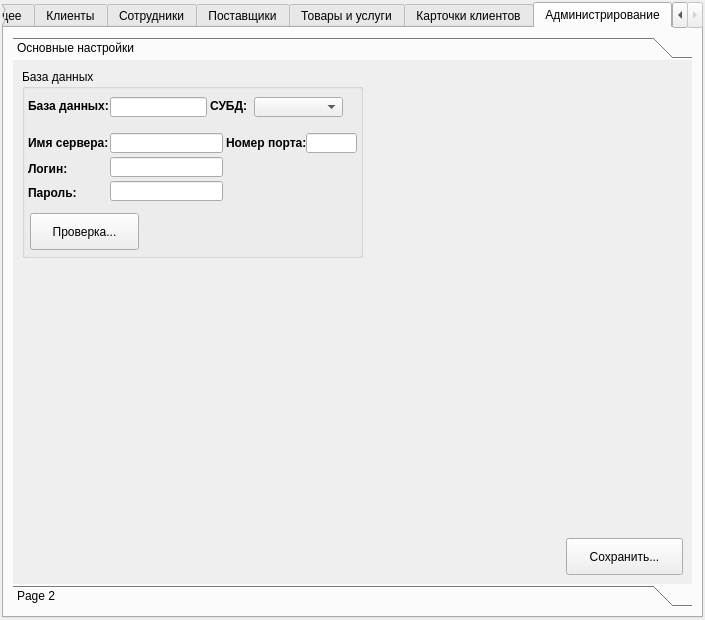
First picture: the form in arm_admin.ui, repository sergey4475/project, before the edit.
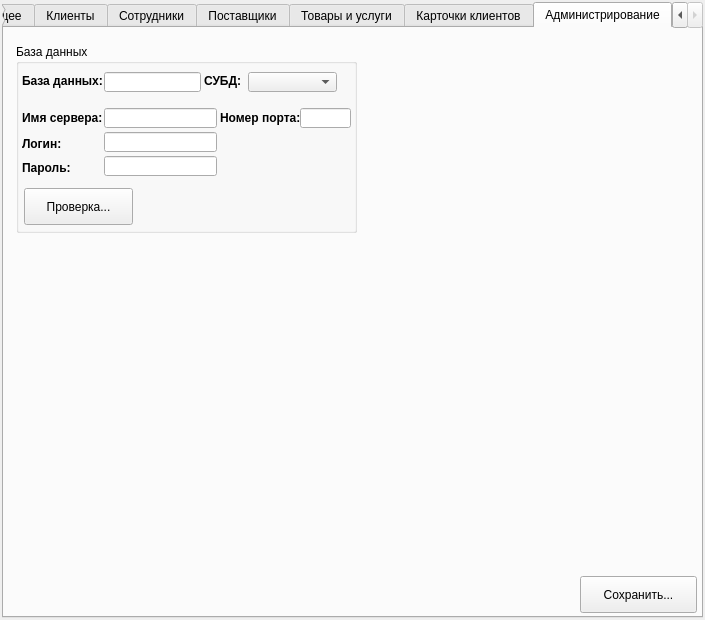
Second picture: the form after the edit.

Commit message: Подправил форму администрирования

What changed in the file:
```diff
--- a/arm_admin.ui
+++ b/arm_admin.ui
@@ -235,35 +235,15 @@
       <attribute name="title">
        <string>Администрирование</string>
       </attribute>
-      <layout class="QGridLayout" name="gridLayout_7">
-       <item row="0" column="0">
-        <widget class="QToolBox" name="toolBox">
-         <property name="styleSheet">
-          <string notr="true"/>
-         </property>
-         <property name="currentIndex">
-          <number>0</number>
-         </property>
-         <property name="tabSpacing">
-          <number>1</number>
-         </property>
-         <widget class="QWidget" name="page">
-          <property name="geometry">
-           <rect>
-            <x>0</x>
-            <y>0</y>
-            <width>677</width>
-            <height>528</height>
-           </rect>
-          </property>
-          <attribute name="label">
-           <string>Основные настройки</string>
-          </attribute>
-          <layout class="QGridLayout" name="gridLayout_8">
-           <item row="0" column="0">
-            <layout class="QVBoxLayout" name="verticalLayout">
-             <item>
               <widget class="QGroupBox" name="groupBox_4">
+       <property name="geometry">
+        <rect>
+         <x>12</x>
+         <y>16</y>
+         <width>341</width>
+         <height>189</height>
+        </rect>
+       </property>
                <property name="minimumSize">
                 <size>
                  <width>341</width>
@@ -509,39 +489,15 @@
                 </property>
                </widget>
               </widget>
-             </item>
-             <item>
-              <spacer name="verticalSpacer">
-               <property name="orientation">
-                <enum>Qt::Vertical</enum>
-               </property>
-               <property name="sizeHint" stdset="0">
-                <size>
-                 <width>20</width>
-                 <height>322</height>
-                </size>
-               </property>
-              </spacer>
-             </item>
-            </layout>
-           </item>
-           <item row="1" column="0">
-            <layout class="QHBoxLayout" name="horizontalLayout_2">
-             <item>
-              <spacer name="horizontalSpacer">
-               <property name="orientation">
-                <enum>Qt::Horizontal</enum>
-               </property>
-               <property name="sizeHint" stdset="0">
-                <size>
-                 <width>542</width>
-                 <height>20</height>
-                </size>
-               </property>
-              </spacer>
-             </item>
-             <item>
               <widget class="QPushButton" name="save_button">
+       <property name="geometry">
+        <rect>
+         <x>576</x>
+         <y>548</y>
+         <width>117</width>
+         <height>37</height>
+        </rect>
+       </property>
                <property name="minimumSize">
                 <size>
                  <width>117</width>
@@ -552,27 +508,6 @@
                 <string>Сохранить...</string>
                </property>
               </widget>
-             </item>
-            </layout>
-           </item>
-          </layout>
-         </widget>
-         <widget class="QWidget" name="page_2">
-          <property name="geometry">
-           <rect>
-            <x>0</x>
-            <y>0</y>
-            <width>100</width>
-            <height>30</height>
-           </rect>
-          </property>
-          <attribute name="label">
-           <string>Page 2</string>
-          </attribute>
-         </widget>
-        </widget>
-       </item>
-      </layout>
      </widget>
     </widget>
    </item>
```
Lines whose indentation alone changed are shown as unchanged. The commit also changes 2 other files.
